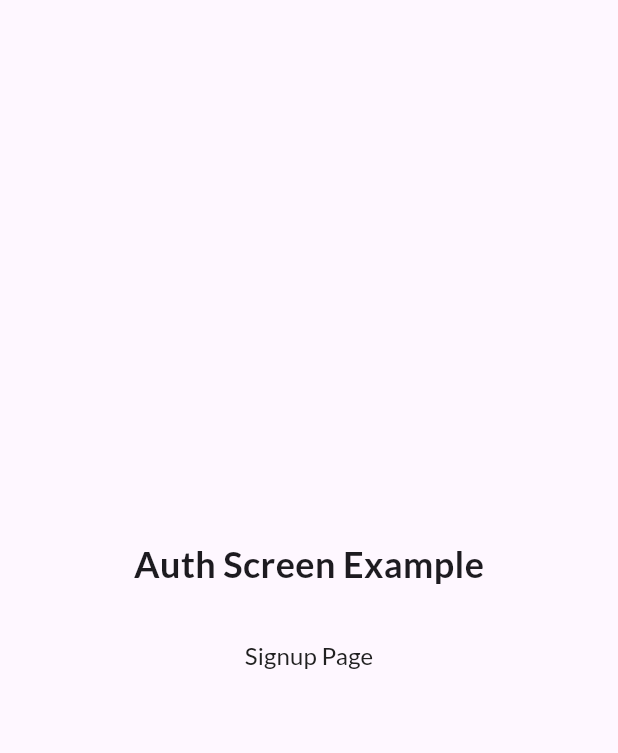
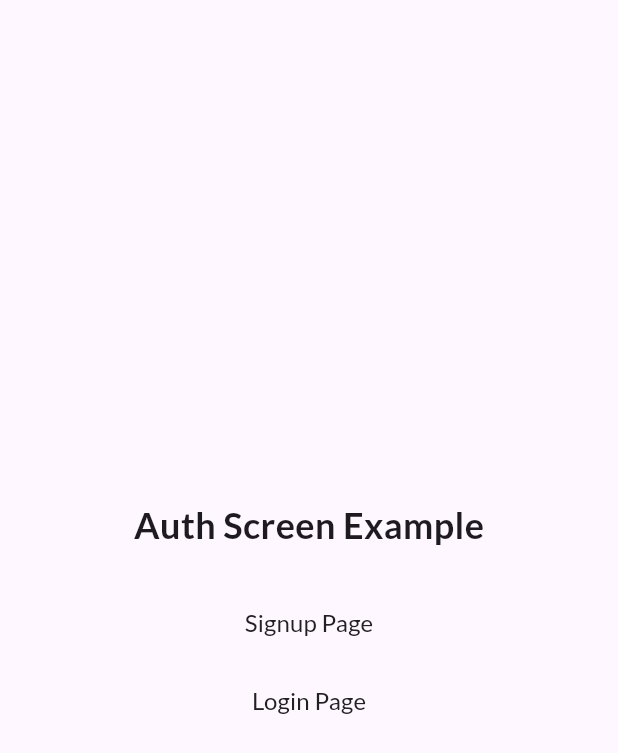
Before and after one commit to bhawesh2002/auth_screens, a Flutter app: the screen it shows after launch, on a phone screen of 412 x 824 dp. Shown: the top 753 px of the screen. Run offline on Flutter 3.47's test engine with Material 3 defaults, Android fonts, the phone set to English and light mode, and no system bars; our stand-ins replace firebase_core, google_fonts; accounts and stored records are empty; generated files the repository leaves out were written again.

Commit message:
chore: Update home page layout and add login button

```diff
--- a/lib/pages/home.dart
+++ b/lib/pages/home.dart
@@ -1,3 +1,4 @@
+import 'package:auth_screens/pages/login.dart';
 import 'package:auth_screens/pages/signup.dart';
 import 'package:flutter/material.dart';
 
@@ -20,7 +21,7 @@ class HomePage extends StatelessWidget {
               ),
             ),
             const SizedBox.square(
-              dimension: 16,
+              dimension: 24,
             ),
             TextButton(
               onPressed: () {
@@ -33,14 +34,36 @@ class HomePage extends StatelessWidget {
               style: TextButton.styleFrom(
                 padding: const EdgeInsets.symmetric(
                   horizontal: 24,
-                  vertical: 16,
+                  vertical: 8,
                 ),
               ),
               child: Text(
                 "Signup Page",
                 style: TextStyle(color: Colors.grey.shade900, fontSize: 16),
               ),
-            )
+            ),
+            const SizedBox.square(
+              dimension: 4,
+            ),
+            TextButton(
+              onPressed: () {
+                Navigator.of(context).push(
+                  MaterialPageRoute(
+                    builder: (context) => const LogIn(),
+                  ),
+                );
+              },
+              style: TextButton.styleFrom(
+                padding: const EdgeInsets.symmetric(
+                  horizontal: 24,
+                  vertical: 8,
+                ),
+              ),
+              child: Text(
+                "Login Page",
+                style: TextStyle(color: Colors.grey.shade900, fontSize: 16),
+              ),
+            ),
           ],
         ),
       ),
```
